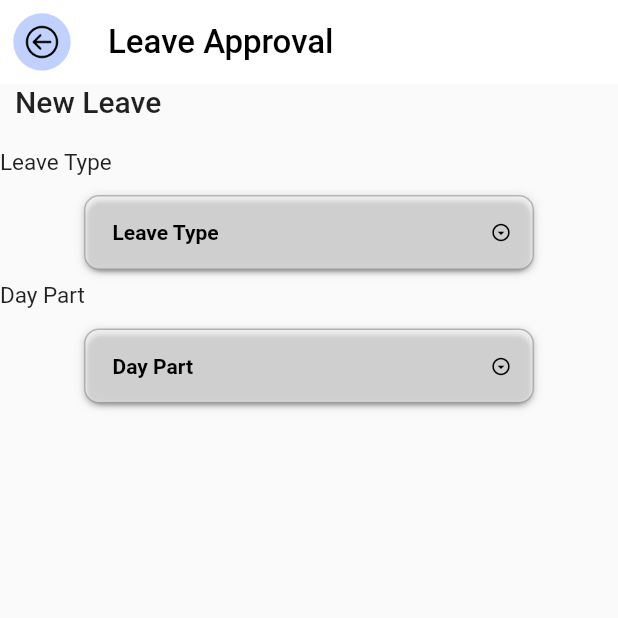
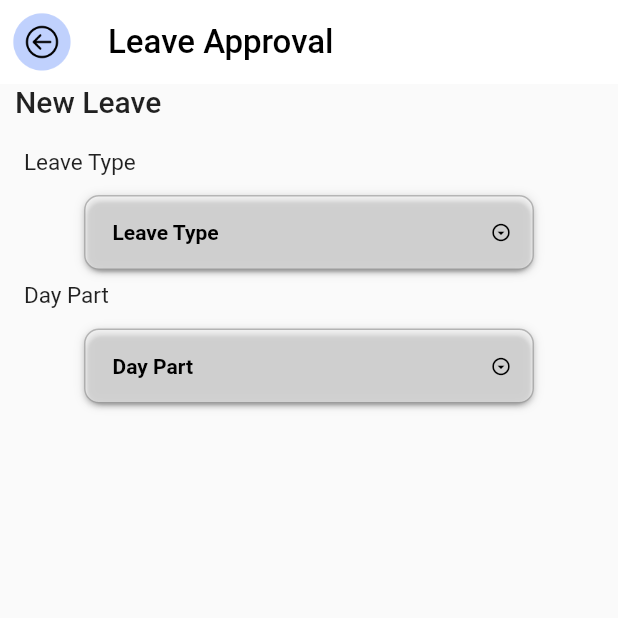
Before and after one commit to funky-dev99/Attendance-System, a Flutter app: the Leave screen opened directly, on a phone screen of 412 x 824 dp, the top half of it. Run offline on Flutter 3.47's test engine with Material 2 defaults, Android fonts, the phone set to English and light mode, and no system bars; drawn by our look-alikes of dropdown_button2; our stand-ins replace hexcolor; missing offline and left inert: qr_code_scanner.

Commit message:
Update leave.dart

```diff
--- a/attendance_system/lib/pages/leave.dart
+++ b/attendance_system/lib/pages/leave.dart
@@ -56,8 +56,9 @@ class Leave extends StatelessWidget {
           const SizedBox(height: 20,),
 
           Row(
-            children: [
-              const Text("Leave Type",
+            children: const [
+              Padding(padding: EdgeInsets.all(8.0)),
+              Text("Leave Type",
                 style: TextStyle(
                   fontSize: 15.0,
                 ),),
@@ -161,8 +162,9 @@ class Leave extends StatelessWidget {
           ),
 
           Row(
-            children: [
-              const Text("Day Part",
+            children: const [
+              Padding(padding: EdgeInsets.all(8.0)),
+               Text("Day Part",
                 style: TextStyle(
                   fontSize: 15.0,
                 ),),
```
